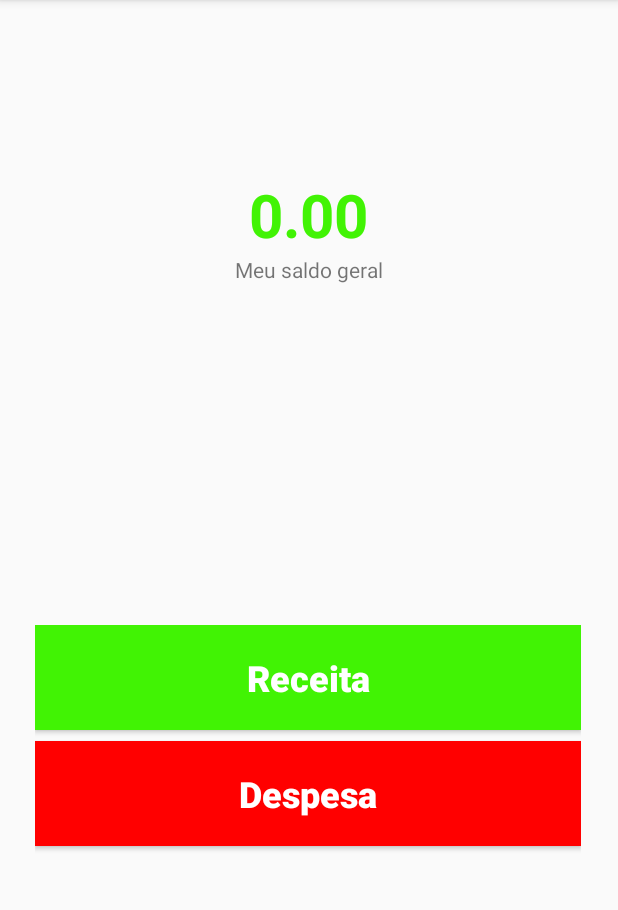
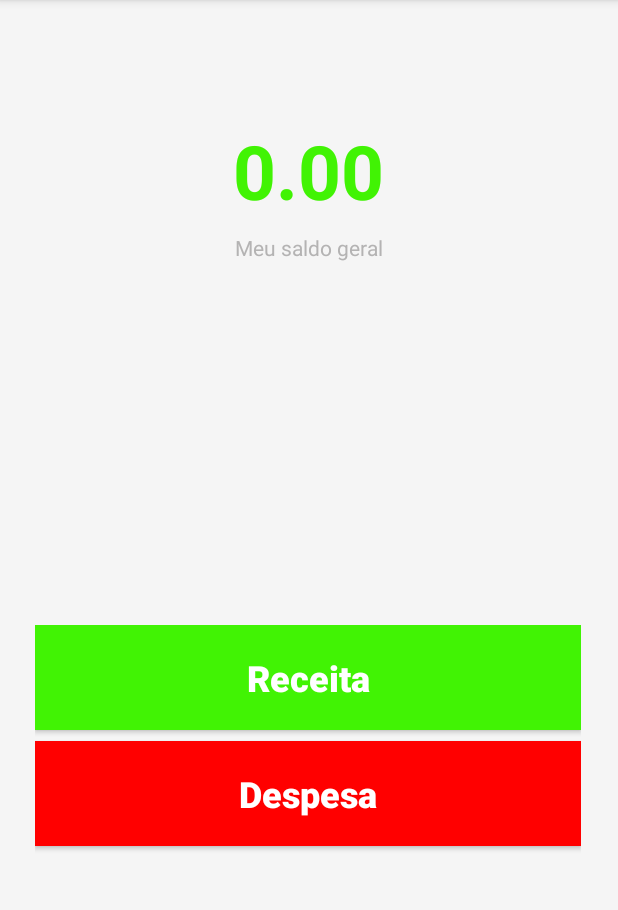
Before and after one commit to isaacJose/Controle-Financeiro, an Android app: the screen it shows after launch (MainActivity), on a phone screen of 412 x 824 dp, the part 84-994 px from its top. Run offline under Robolectric (Android 15) with nearby library versions, the phone set to English and light mode, and no system bars.

Commit message:
Alterações

```diff
--- a/app/src/main/java/com/example/controlefinanceiro/despesa/CadDespesa.java
+++ b/app/src/main/java/com/example/controlefinanceiro/despesa/CadDespesa.java
@@ -24,6 +24,7 @@ import com.example.controlefinanceiro.R;
 import com.example.controlefinanceiro.receita.CadReceita;
 
 import java.text.NumberFormat;
+import java.util.Locale;
 
 public class CadDespesa extends AppCompatActivity implements AdapterView.OnItemSelectedListener  {
 
@@ -148,7 +149,7 @@ public class CadDespesa extends AppCompatActivity implements AdapterView.OnItemS
 
             @Override
             public void onTextChanged(CharSequence s, int start, int before, int count) {
-
+                final Locale locale = new Locale("en","US");
                 //SE A STRING ATUAL FOR DIFERENTE DE ""
                 if (!s.equals(current)) {
 
@@ -156,7 +157,7 @@ public class CadDespesa extends AppCompatActivity implements AdapterView.OnItemS
 
                     String cleanString = s.toString().replaceAll(getString(R.string.charMoeda), "");
                     double parsed = Double.parseDouble(cleanString);
-                    String formattedString = NumberFormat.getCurrencyInstance().format((parsed / 100));
+                    String formattedString = NumberFormat.getCurrencyInstance(locale).format((parsed / 100));
 
                     current = formattedString;
 
--- a/app/src/main/res/layout/activity_main.xml
+++ b/app/src/main/res/layout/activity_main.xml
@@ -4,6 +4,7 @@
     xmlns:tools="http://schemas.android.com/tools"
     android:layout_width="match_parent"
     android:layout_height="match_parent"
+    android:background="@color/cinzaclaro"
     tools:context=".MainActivity">
 
     <!--<Button
@@ -24,6 +25,7 @@
         app:layout_constraintTop_toTopOf="parent" /> -->
 
     <LinearLayout
+        android:id="@+id/linearLayout2"
         android:layout_width="364dp"
         android:layout_height="184dp"
         android:layout_marginStart="8dp"
@@ -65,39 +67,39 @@
     </LinearLayout>
 
     <LinearLayout
-        android:layout_width="284dp"
-        android:layout_height="wrap_content"
-        android:layout_marginStart="8dp"
-        android:layout_marginLeft="8dp"
-        android:layout_marginTop="8dp"
-        android:layout_marginEnd="8dp"
-        android:layout_marginRight="8dp"
-        android:layout_marginBottom="8dp"
+        android:layout_width="411dp"
+        android:layout_height="229dp"
+        android:layout_marginBottom="492dp"
+        android:background="@color/cinzaclaro"
         android:orientation="vertical"
         app:layout_constraintBottom_toBottomOf="parent"
         app:layout_constraintEnd_toEndOf="parent"
-        app:layout_constraintHorizontal_bias="0.495"
+        app:layout_constraintHorizontal_bias="0.0"
         app:layout_constraintStart_toStartOf="parent"
         app:layout_constraintTop_toTopOf="parent"
-        app:layout_constraintVertical_bias="0.144">
+        app:layout_constraintVertical_bias="0.0">
 
         <TextView
             android:id="@+id/tv_saldoTotal"
             android:layout_width="match_parent"
             android:layout_height="wrap_content"
-            android:gravity="center_horizontal|center_vertical"
-            android:paddingTop="15dp"
+            android:foregroundGravity="center_vertical|center_horizontal"
+            android:gravity="center|center_horizontal|center_vertical"
+            android:paddingTop="80dp"
             android:text="TextView"
-            android:textColor="@color/verde"
-            android:textSize="40sp"
+            android:textColor="@color/branco"
+            android:textSize="50sp"
             android:textStyle="bold" />
 
         <TextView
             android:id="@+id/textView5"
             android:layout_width="match_parent"
-            android:layout_height="wrap_content"
-            android:gravity="center_horizontal|center_vertical"
-            android:paddingBottom="20dp"
-            android:text="@string/saldo" />
+            android:layout_height="105dp"
+            android:foregroundGravity="center_vertical|center_horizontal"
+            android:gravity="center|center_horizontal|center_vertical"
+            android:paddingBottom="70dp"
+            android:text="@string/saldo"
+            android:textColor="@color/cinza" />
     </LinearLayout>
+
 </androidx.constraintlayout.widget.ConstraintLayout>
--- a/app/src/main/res/menu/menu_desp_contexto.xml
+++ b/app/src/main/res/menu/menu_desp_contexto.xml
@@ -6,9 +6,9 @@
         android:id="@+id/detalhar"
         android:title="@string/detalhe" />
     <item
+        android:id="@+id/Atualizar"
+        android:title="@string/atualizar" />
+    <item
         android:id="@+id/Excluir"
         android:title="@string/excluir" />
-    <item
-        android:id="@+id/Atualizar"
-        android:title="@string/atualizar" />
 </menu>
--- a/app/src/main/res/values/strings.xml
+++ b/app/src/main/res/values/strings.xml
@@ -52,5 +52,9 @@
     <string name="menuprincipal">Menu Principal</string>
 
     <string name="detalhe">Detalhar</string>
+    <string name="title_activity_main2">Main2Activity</string>
+    <string name="title_home">Home</string>
+    <string name="title_dashboard">Dashboard</string>
+    <string name="title_notifications">Notifications</string>
 
 </resources>
```
Also changed, not shown: app/build.gradle (+7 -0 lines), app/src/main/java/com/example/controlefinanceiro/receita/CadReceita.java (+4 -3 lines), app/src/main/res/drawable/ic_dashboard_black_24dp.xml (added, +9 -0 lines), app/src/main/res/drawable/ic_home_black_24dp.xml (added, +9 -0 lines), app/src/main/res/drawable/ic_notifications_black_24dp.xml (added, +9 -0 lines), app/src/main/res/menu/bottom_nav_menu.xml (added, +19 -0 lines).
